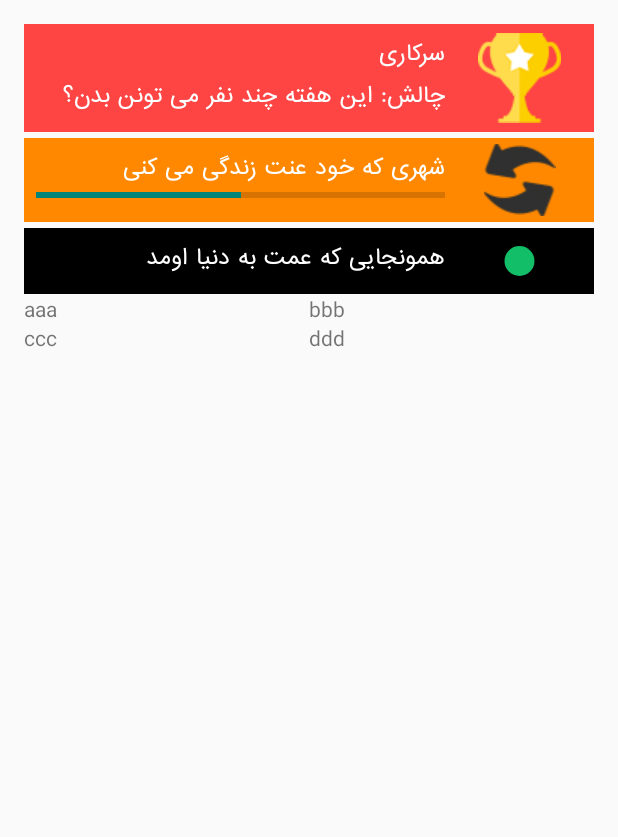
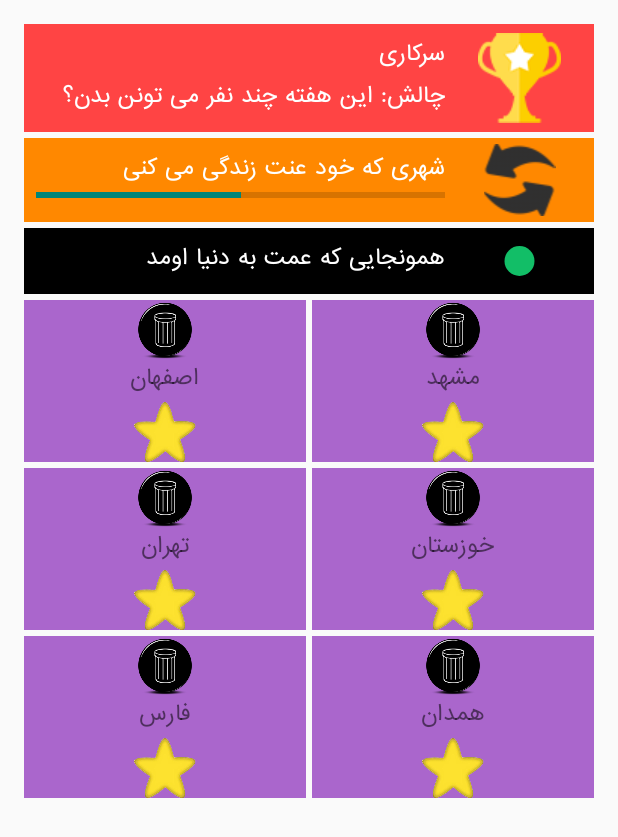
Before and after one commit to tajrish/android, an Android app: the screen it shows after launch (HomeActivity), on a phone screen of 412 x 824 dp. Shown: the top 837 px of the screen. Run offline under Robolectric (Android 15) with nearby library versions, the phone set to English and light mode, and no system bars.

Commit message:
gridView ro ezafe kardam "ammeyee"

```diff
--- a/app/src/main/java/io/tajrish/views/activities/home/HomeActivity.java
+++ b/app/src/main/java/io/tajrish/views/activities/home/HomeActivity.java
@@ -8,7 +8,9 @@ import java.util.ArrayList;
 import java.util.List;
 
 import io.tajrish.R;
+import io.tajrish.models.ProvinceModel;
 import io.tajrish.views.activities.BaseActivity;
+import io.tajrish.views.adapters.ProvinceAdapter;
 
 /**
  * Created by mehdiii on 12/17/15.
@@ -38,7 +40,7 @@ public class HomeActivity extends BaseActivity {
         all.add("ccc");
         all.add("ddd");
 
-        ArrayAdapter adapter = new ArrayAdapter(this, R.layout.province_in_grid_template, R.id.title, all);
+        ProvinceAdapter adapter = new ProvinceAdapter(this, R.layout.province_in_grid_template, R.id.title, ProvinceModel.getProvinceList());
         gridView.setAdapter(adapter);
     }
 
--- a/app/src/main/java/io/tajrish/views/adapters/ProvinceAdapter.java
+++ b/app/src/main/java/io/tajrish/views/adapters/ProvinceAdapter.java
@@ -1,21 +1,64 @@
 package io.tajrish.views.adapters;
 
 import android.content.Context;
+import android.view.LayoutInflater;
 import android.view.View;
 import android.view.ViewGroup;
 import android.widget.ArrayAdapter;
+import android.widget.Button;
+import android.widget.ImageView;
+import android.widget.LinearLayout;
+import android.widget.TextView;
+
+import java.util.List;
+import java.util.zip.Inflater;
+
+import io.tajrish.R;
+import io.tajrish.models.ProvinceModel;
+import io.tajrish.views.custom.FFTextView;
 
 /**
  * Created by mehdiii on 12/18/15.
  */
-public class ProvinceAdapter extends ArrayAdapter<String> {
+public class ProvinceAdapter extends ArrayAdapter<ProvinceModel> {
 
-    public ProvinceAdapter(Context context, int resource) {
-        super(context, resource);
+    List<ProvinceModel> items;
+
+    public ProvinceAdapter(Context context, int resource, int textViewResourceId, List<ProvinceModel> objects) {
+        super(context, resource, textViewResourceId, objects);
+        items = objects;
+    }
+
+    private void initViews(ProvinceModel province, ViewHolder holder) {
+        holder.title.setText(province.getTitle());
+        holder.stars.setImageResource(R.drawable.star);
+        holder.icon.setImageResource(R.drawable.delete_button);
     }
 
     @Override
     public View getView(int position, View convertView, ViewGroup parent) {
-        return super.getView(position, convertView, parent);
+
+        if(convertView == null) {
+            convertView = LayoutInflater.from(getContext()).inflate(R.layout.province_in_grid_template, null);
+
+            ViewHolder holder = new ViewHolder();
+            holder.container = (LinearLayout) convertView.findViewById(R.id.container);
+            holder.icon = (ImageView) convertView.findViewById(R.id.icon);
+            holder.stars = (ImageView) convertView.findViewById(R.id.stars);
+            holder.title = (FFTextView) convertView.findViewById(R.id.title);
+
+            convertView.setTag(holder);
+        }
+
+        initViews(items.get(position), (ViewHolder) convertView.getTag());
+
+        return convertView;
+    }
+
+    protected class ViewHolder {
+        private LinearLayout container;
+        private FFTextView title;
+        private ImageView stars;
+        private ImageView icon;
     }
 }
--- a/app/src/main/res/layout/activity_home.xml
+++ b/app/src/main/res/layout/activity_home.xml
@@ -123,6 +123,9 @@
     <GridView
         android:id="@+id/grid_view"
         android:layout_width="match_parent"
+        android:layout_marginTop="4dp"
+        android:verticalSpacing="4dp"
+        android:horizontalSpacing="4dp"
         android:layout_height="wrap_content"
         android:numColumns="2">
 
--- a/app/src/main/res/layout/province_in_grid_template.xml
+++ b/app/src/main/res/layout/province_in_grid_template.xml
@@ -1,6 +1,32 @@
 <?xml version="1.0" encoding="utf-8"?>
-<TextView xmlns:android="http://schemas.android.com/apk/res/android"
-    android:id="@+id/title"
+<LinearLayout
+    xmlns:android="http://schemas.android.com/apk/res/android"
+    android:id="@+id/container"
     android:layout_width="match_parent"
-    android:layout_height="wrap_content">
-</TextView>
+    android:layout_height="wrap_content"
+    android:background="@android:color/holo_purple"
+    android:gravity="center"
+    android:orientation="vertical">
+
+    <ImageView
+        android:id="@+id/icon"
+        android:layout_width="match_parent"
+        android:layout_height="40dp"
+        android:layout_gravity="center"
+        android:adjustViewBounds="true" />
+
+    <io.tajrish.views.custom.FFTextView
+        android:id="@+id/title"
+        android:layout_width="wrap_content"
+        android:layout_height="wrap_content"
+        android:layout_gravity="center"
+        android:gravity="center" />
+
+    <ImageView
+        android:id="@+id/stars"
+        android:layout_width="match_parent"
+        android:layout_height="40dp"
+        android:layout_gravity="center"
+        android:adjustViewBounds="true" />
+
+</LinearLayout>
```
Also changed, not shown: app/src/main/res/drawable/star.png (added).
